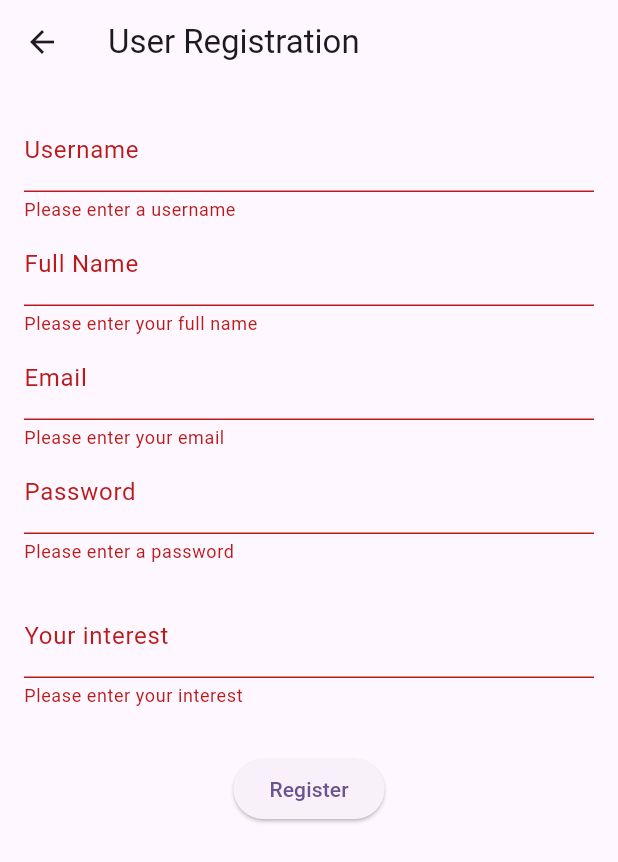
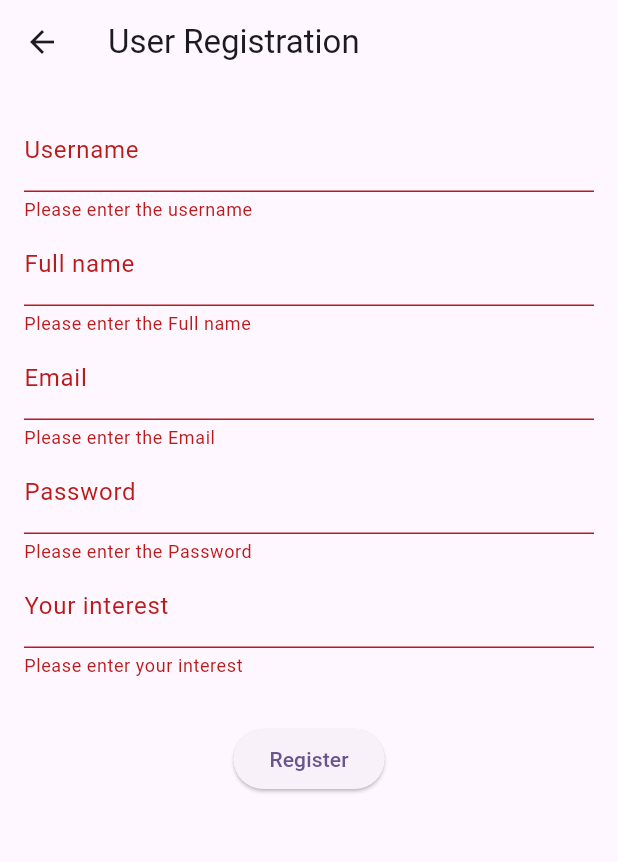
Before and after one commit to jesusherrera94/ejercicios_movil_2025Q2, a Flutter app: the Register screen opened by its route, after a tap on "Register", on a phone screen of 412 x 824 dp. Shown: the top 862 px of the screen. Run offline on Flutter 3.47's test engine with Material 3 defaults, Android fonts, the phone set to English and light mode, and no system bars; our stand-ins replace dio, shared_preferences; accounts and stored records are empty; network calls fail.

Commit message:
Update register.dart

```diff
--- a/subscriptionsapp/lib/screens/register.dart
+++ b/subscriptionsapp/lib/screens/register.dart
@@ -1,8 +1,9 @@
-import 'dart:convert';
+import 'dart:convert' as convert;
 import 'package:flutter/material.dart';
 import '../models/user.dart';
 import '../adapters/dio_adapter.dart';
 import '../adapters/local_storage.dart';
+
 
 class Register extends StatefulWidget {
   const Register({super.key});
@@ -13,19 +14,19 @@ class Register extends StatefulWidget {
 
 class _RegisterState extends State<Register> {
 
-  // form key
+
   final _formKey = GlobalKey<FormState>();
   DioAdapter _dioAdapter = DioAdapter();
   LocalStorage _localStorage = LocalStorage();
+  bool _isLoading = false;
 
-  // User data
-  final _user = User(
+
+  User _user = User(
     username: '',
     fullname: '',
     email: '',
     password: '',
-    principalInterest: '',
-  );
+    principalInterest: '');
 
   void _displaySnackbar(BuildContext context, String message) {
     SnackBar snackBar = SnackBar(content: Text(message),
@@ -37,22 +38,34 @@ class _RegisterState extends State<Register> {
    Navigator.pushNamed(context, 'app-controller');
   }
 
-  void _onSubmit(BuildContext context) async {
-    if (_formKey.currentState!.validate()) {
+  void onSubmit() async {
+    if(_formKey.currentState!.validate()) {
       _formKey.currentState!.save();
+      setState(() {
+        _isLoading = true;
+      });
       try {
-        _user.profilePicture = "https://example.com/profile2.jpg";
+        _user.profilePicture = 'https://example.com/profile2.jpg';
+
         dynamic response = await _dioAdapter.postRequest('https://subscriptions-be.vercel.app/api/users', _user.toMap());
-        User newUser = User.fromMap(response['user']);
-        _localStorage.setUserData('user', newUser.toMapString());
-        _localStorage.setLoginStatus(true);
-        // testing the local storage
-        String userStr = await _localStorage.getUserData('user');
-        dynamic userMap = jsonDecode(userStr);
+        setState(() {
+          _isLoading = false;
+        });
+        User newUser = User.fromMap(response["user"]);
+        await _localStorage.setUserData('user', newUser.toMapString());
+        await _localStorage.setLoginStatus(true);
+
+        // Testing the localStorage data
+        String userString = await _localStorage.getUserData('user');
+        dynamic userMap = convert.jsonDecode(userString);
         _displaySnackbar(context, 'User registered successfully: ${userMap['username']}');
-      } catch (e) {
-        print('An error has occurred!: $e');
-        _displaySnackbar(context, 'An error has occurred trying to register the user!');
+
+      } catch(e) {
+        print('An error ocurred trying to create user: $e');
+        _displaySnackbar(context, 'An error has ocurred trying to create user!');
+        setState(() {
+        _isLoading = false;
+      });
       }
     }
   }
@@ -61,31 +74,31 @@ class _RegisterState extends State<Register> {
   Widget build(BuildContext context) {
     return Scaffold(
       appBar: AppBar(
-        title: const Text('User Registration'),
+        title: Text('User Registration'),
       ),
       body: SingleChildScrollView(
         child: Padding(
           padding: const EdgeInsets.all(16.0),
           child: Form(
-              key: _formKey, // Form key
-              child: Column(
+            key: _formKey,
+            child:
+            Column(
               children: [
-                  // TextFields
                 TextFormField(
                   decoration: const InputDecoration(labelText: 'Username'),
                   validator: (value) {
                     if (value == null || value.isEmpty) {
-                        return 'Please enter a username';
+                      return 'Please enter the username';
                     }
                     return null;
                   },
                   onSaved: (value) => _user.username = value!,
                 ),
                 TextFormField(
-                    decoration: const InputDecoration(labelText: 'Full Name'),
+                  decoration: const InputDecoration(labelText: 'Full name'),
                   validator: (value) {
                     if (value == null || value.isEmpty) {
-                        return 'Please enter your full name';
+                      return 'Please enter the Full name';
                     }
                     return null;
                   },
@@ -95,10 +108,10 @@ class _RegisterState extends State<Register> {
                   decoration: const InputDecoration(labelText: 'Email'),
                   validator: (value) {
                     if (value == null || value.isEmpty) {
-                        return 'Please enter your email';
+                      return 'Please enter the Email';
                     }
-                      if (!value.contains('@')) {
-                        return 'Please enter a valid email';
+                    if(!value.contains("@")){
+                      return 'Please enter a valid Email';
                     }
                     return null;
                   },
@@ -109,16 +122,15 @@ class _RegisterState extends State<Register> {
                   obscureText: true,
                   validator: (value) {
                     if (value == null || value.isEmpty) {
-                        return 'Please enter a password';
+                      return 'Please enter the Password';
                     }
                     if (value.length < 6) {
-                        return 'Password must be at least 6 characters';
+                      return 'Password must be at least 6 characters long';
                     }
                     return null;
                   },
                   onSaved: (value) => _user.password = value!,
                 ),
-                  const SizedBox(height: 20),
                 TextFormField(
                     decoration: const InputDecoration(labelText: 'Your interest'),
                     validator: (value) {
@@ -129,23 +141,22 @@ class _RegisterState extends State<Register> {
                     },
                     onSaved: (value) => _user.principalInterest = value!,
                   ),
+                  const SizedBox(height: 30,),
+                  ElevatedButton(
 
-                  // Submit button
-                  const SizedBox(height: 30),
-                  ElevatedButton(
-                    onPressed: (){
-                      _onSubmit(context);
-                      }, // Callback function
-                    child: const Text('Register'),
+                    onPressed: () {
+                      if (!_isLoading){
+                        onSubmit();
+                      }
+                  }, child: _isLoading ? CircularProgressIndicator() : Text("Register"),
+                  )
+
+              ],
+            )
             ),
-                ],
+
         ),
-            ),
-          ),
-        ),
+      )
     );
   }
-
-
-
 }
```
Lines whose indentation alone changed are shown as unchanged.
